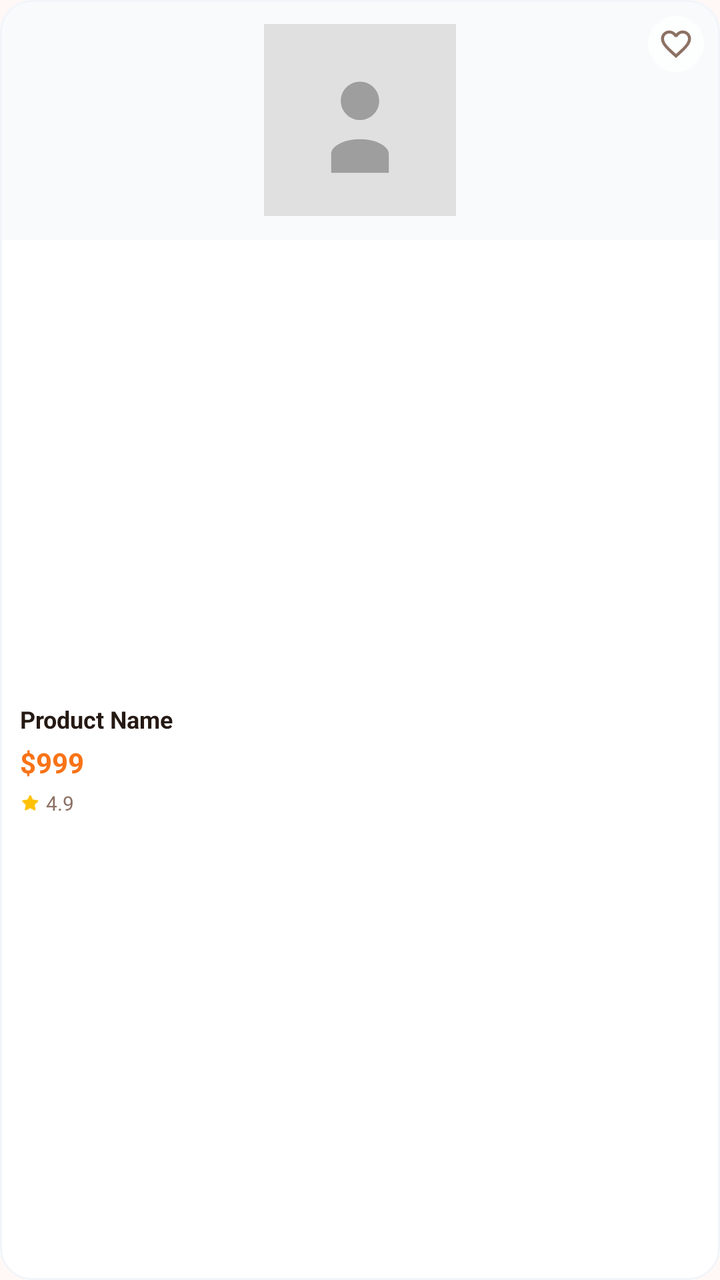
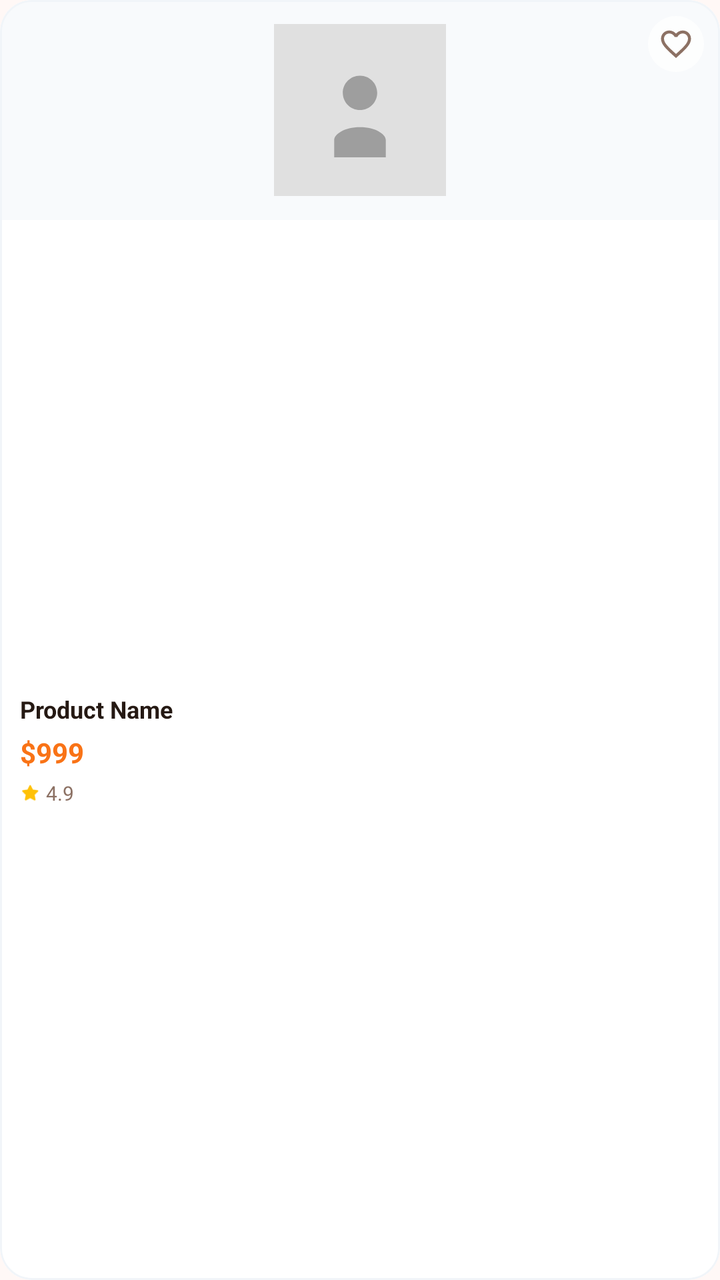

Two renders of the same Android screen: before a commit and after it. Below are the layout's source before the change and the commit's diff.
<!-- AndroidManifest.xml: application theme Theme.BeckieDealApp -->
<!-- res/layout/item_product_horizontal.xml -->
<?xml version="1.0" encoding="utf-8"?>
<com.google.android.material.card.MaterialCardView
    xmlns:android="http://schemas.android.com/apk/res/android"
    xmlns:app="http://schemas.android.com/apk/res-auto"
    android:layout_width="160dp"
    android:layout_height="220dp"
    android:layout_marginEnd="12dp"
    app:cardCornerRadius="16dp"
    app:cardElevation="0dp"
    app:strokeWidth="1dp"
    app:strokeColor="@color/border_color"
    app:cardBackgroundColor="@color/surface">

    <LinearLayout
        android:layout_width="match_parent"
        android:layout_height="match_parent"
        android:orientation="vertical">

        
        <FrameLayout
            android:layout_width="match_parent"
            android:layout_height="120dp"
            android:background="@color/card_bg_secondary">

            <ImageView
                android:id="@+id/productImage"
                android:layout_width="match_parent"
                android:layout_height="match_parent"
                android:scaleType="centerInside"
                android:padding="12dp"
                android:src="@drawable/placeholder_image" />

            <ImageView
                android:id="@+id/favoriteIcon"
                android:layout_width="28dp"
                android:layout_height="28dp"
                android:layout_gravity="top|end"
                android:layout_margin="8dp"
                android:background="@drawable/favorite_background"
                android:padding="5dp"
                android:src="@drawable/ic_favorite_border"
                app:tint="@color/text_secondary" />

        </FrameLayout>

        
        <LinearLayout
            android:layout_width="match_parent"
            android:layout_height="match_parent"
            android:orientation="vertical"
            android:padding="10dp"
            android:gravity="center_vertical">

            <TextView
                android:id="@+id/productName"
                android:layout_width="match_parent"
                android:layout_height="wrap_content"
                android:ellipsize="end"
                android:maxLines="2"
                android:text="Product Name"
                android:textColor="@color/text_primary"
                android:textSize="12sp"
                android:textStyle="bold" />

            <TextView
                android:id="@+id/productPrice"
                android:layout_width="wrap_content"
                android:layout_height="wrap_content"
                android:layout_marginTop="4dp"
                android:text="$999"
                android:textColor="@color/primary"
                android:textSize="14sp"
                android:textStyle="bold" />

            <LinearLayout
                android:layout_width="wrap_content"
                android:layout_height="wrap_content"
                android:layout_marginTop="4dp"
                android:gravity="center_vertical"
                android:orientation="horizontal">

                <ImageView
                    android:layout_width="10dp"
                    android:layout_height="10dp"
                    android:src="@android:drawable/btn_star_big_on"
                    app:tint="@color/yellow_star" />

                <TextView
                    android:id="@+id/productRating"
                    android:layout_width="wrap_content"
                    android:layout_height="wrap_content"
                    android:layout_marginStart="3dp"
                    android:text="4.9"
                    android:textColor="@color/text_secondary"
                    android:textSize="10sp" />

            </LinearLayout>

        </LinearLayout>

    </LinearLayout>

</com.google.android.material.card.MaterialCardView>
<!-- resources referenced by this layout -->
<resources>
  <color name="border_color">#F1F5F9</color>
  <color name="card_bg_secondary">#F8FAFC</color>
  <color name="primary">#F97316</color>
  <color name="surface">#FFFFFF</color>
  <color name="text_primary">#251913</color>
  <color name="text_secondary">#8C7164</color>
  <color name="yellow_star">#FFC107</color>
  <!-- drawable favorite_background (drawable) -->
  <?xml version="1.0" encoding="utf-8"?>
  <shape xmlns:android="http://schemas.android.com/apk/res/android"
      android:shape="oval">
      <solid android:color="#CCFFFFFF" />
  </shape>
  <!-- drawable placeholder_image (drawable) -->
  <?xml version="1.0" encoding="utf-8"?>
  <vector xmlns:android="http://schemas.android.com/apk/res/android"
      android:width="200dp"
      android:height="200dp"
      android:viewportWidth="200"
      android:viewportHeight="200">
  
      
      <path
          android:fillColor="#E0E0E0"
          android:pathData="M0,0h200v200h-200z" />
  
      
      <path
          android:fillColor="#9E9E9E"
          android:pathData="M100,60c11.05,0 20,8.95 20,20s-8.95,20 -20,20 -20,-8.95 -20,-20 8.95,-20 20,-20zM100,120c18.28,0 30,8.28 30,15v20H70v-20c0,-6.72 11.72,-15 30,-15z" />
  </vector>
  <style name="Theme.BeckieDealApp" parent="Base.Theme.BeckieDealApp" />
  <style name="Base.Theme.BeckieDealApp" parent="Theme.Material3.DayNight.NoActionBar">
          <item name="colorPrimary">@color/primary</item>
          <item name="colorOnPrimary">@color/on_primary</item>
          <item name="colorPrimaryContainer">@color/primary_container</item>
          <item name="colorOnPrimaryContainer">@color/on_primary_container</item>
          <item name="android:windowBackground">@color/background</item>
          <item name="colorSurface">@color/surface</item>
          <item name="colorOnSurface">@color/on_surface</item>
          
          <item name="bottomNavigationStyle">@style/Widget.App.BottomNavigationView</item>
      </style>
  <color name="on_primary">#FFFFFF</color>
  <color name="primary_container">#F97316</color>
  <color name="on_primary_container">#582200</color>
  <color name="background">#FFF8F6</color>
  <color name="on_surface">#251913</color>
  <style name="Widget.App.BottomNavigationView" parent="Widget.Material3.BottomNavigationView">
          <item name="itemIconSize">26dp</item>
          <item name="itemIconTint">@color/bottom_nav_color</item>
          <item name="itemTextColor">@color/bottom_nav_color</item>
          <item name="android:background">@android:color/transparent</item>
          <item name="backgroundTint">@android:color/transparent</item>
          <item name="labelVisibilityMode">unlabeled</item>
          <item name="itemActiveIndicatorStyle">@style/Widget.App.BottomNavigationView.ActiveIndicator</item>
      </style>
  <style name="Widget.App.BottomNavigationView.ActiveIndicator" parent="Widget.Material3.BottomNavigationView.ActiveIndicator">
          <item name="android:color">@color/badge_bg</item>
          <item name="android:width">48dp</item>
          <item name="android:height">36dp</item>
          <item name="shapeAppearance">@style/ShapeAppearance.App.BottomNavigationView.ActiveIndicator</item>
      </style>
  <color name="badge_bg">#FFF1EB</color>
  <style name="ShapeAppearance.App.BottomNavigationView.ActiveIndicator" parent="">
          <item name="cornerFamily">rounded</item>
          <item name="cornerSize">50%</item>
      </style>
  <!-- unchanged entries left out for length: 1 -->
</resources>

<!-- the commit's change to res/layout/item_product_horizontal.xml (unified diff, before → after) -->
@@ -2,8 +2,8 @@
 <com.google.android.material.card.MaterialCardView
     xmlns:android="http://schemas.android.com/apk/res/android"
     xmlns:app="http://schemas.android.com/apk/res-auto"
-    android:layout_width="160dp"
-    android:layout_height="220dp"
+    android:layout_width="@dimen/h_card_width"
+    android:layout_height="@dimen/h_card_height"
     android:layout_marginEnd="12dp"
     app:cardCornerRadius="16dp"
     app:cardElevation="0dp"
@@ -19,7 +19,7 @@
         
         <FrameLayout
             android:layout_width="match_parent"
-            android:layout_height="120dp"
+            android:layout_height="@dimen/h_card_image_height"
             android:background="@color/card_bg_secondary">
 
             <ImageView
<!-- resource entries referenced after the edit -->
@@ -7,6 +7,9 @@
   <color name="text_primary">#251913</color>
   <color name="text_secondary">#8C7164</color>
   <color name="yellow_star">#FFC107</color>
+  <dimen name="h_card_height">220dp</dimen>
+  <dimen name="h_card_image_height">110dp</dimen>
+  <dimen name="h_card_width">160dp</dimen>
   <!-- drawable favorite_background (drawable) -->
   <?xml version="1.0" encoding="utf-8"?>
   <shape xmlns:android="http://schemas.android.com/apk/res/android"
